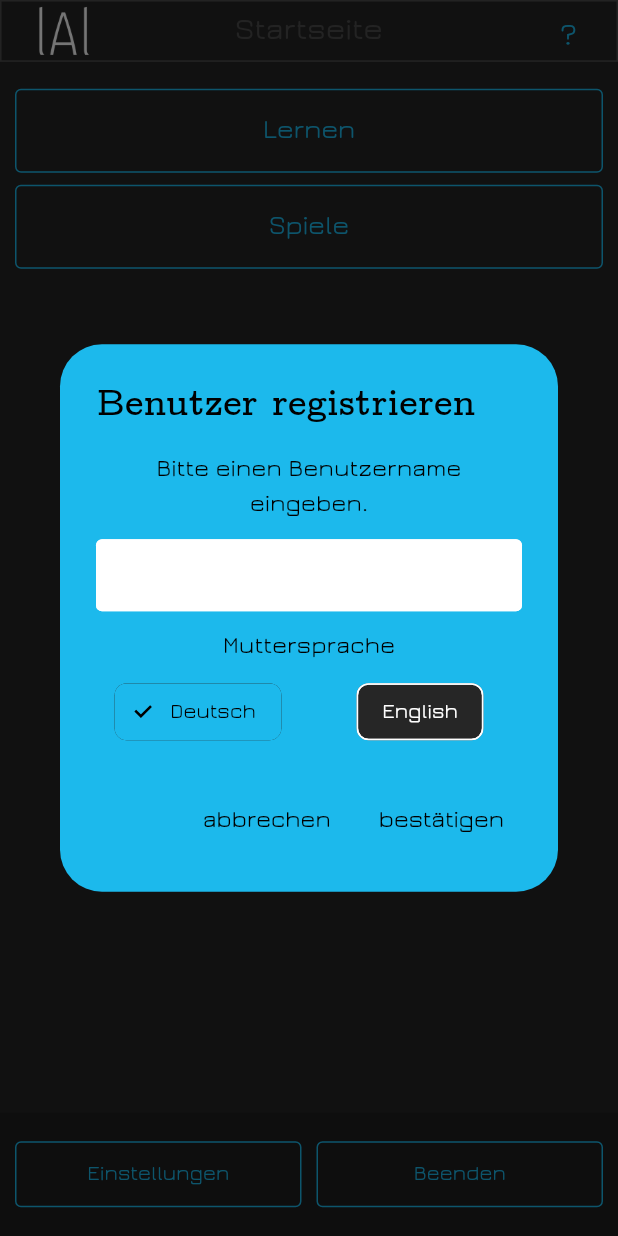
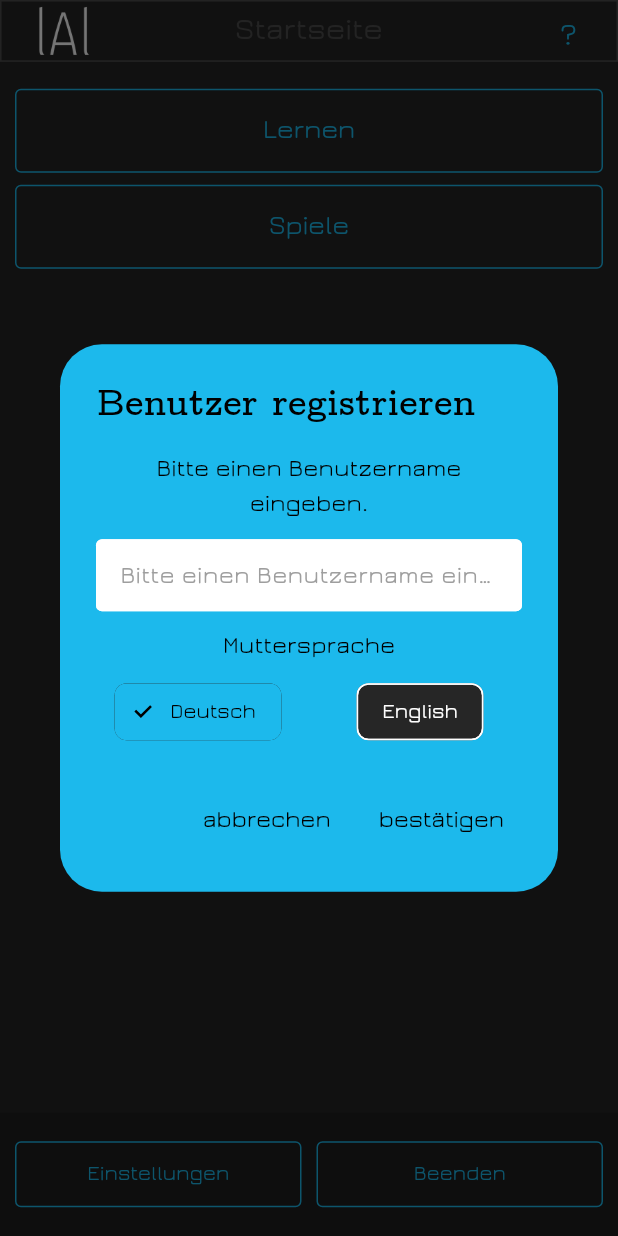
Before and after one commit to fl-tech-design/learn_A_language, a Flutter app: the screen it shows after launch, after a tap on an icon or button, on a phone screen of 412 x 824 dp. Run offline on Flutter 3.47's test engine with Material 3 defaults, Android fonts, the phone set to English and light mode, and no system bars; accounts and stored records are empty; statements that could not run were skipped.

Commit message:
v1.2.0: Fullscreen, eigenes Icon, GUI-Fixes (Buttons, Ladebalken, Version, Game-Layout)

```diff
--- a/lib/dialogs/create_user_dialog.dart
+++ b/lib/dialogs/create_user_dialog.dart
@@ -35,8 +35,10 @@
               const SizedBox(height: 12),
               TextField(
                 controller: nameCtrl,
+                style: const TextStyle(color: Colors.black, fontSize: 16),
                 decoration: InputDecoration(
                   hintText: hintText,
+                  hintStyle: const TextStyle(color: Colors.grey),
                   filled: true,
                   fillColor: Colors.white,
                   border: OutlineInputBorder(
--- a/lib/dialogs/delete_user_dialog.dart
+++ b/lib/dialogs/delete_user_dialog.dart
@@ -27,8 +27,10 @@
           const SizedBox(height: 12),
           TextField(
             controller: ctrl,
+            style: const TextStyle(color: Colors.black, fontSize: 16),
             decoration: InputDecoration(
               hintText: hintText,
+              hintStyle: const TextStyle(color: Colors.grey),
               filled: true,
               fillColor: Colors.white,
               border:
--- a/lib/dialogs/login_dialog.dart
+++ b/lib/dialogs/login_dialog.dart
@@ -39,7 +39,7 @@
                       onPressed: () => Navigator.of(ctx).pop(users[i]),
                       child: Text(users[i],
                           style: const TextStyle(
-                              color: AppTheme.colorPrimary, fontSize: 20)),
+                              color: Colors.black, fontSize: 20)),
                     ),
                   ),
                 ),
--- a/lib/main.dart
+++ b/lib/main.dart
@@ -1,4 +1,5 @@
 import 'package:flutter/material.dart';
+import 'package:flutter/services.dart';
 import 'package:provider/provider.dart';
 import 'managers/app_state.dart';
 import 'theme/app_theme.dart';
@@ -13,6 +14,9 @@
 
 void main() async {
   WidgetsFlutterBinding.ensureInitialized();
+
+  // Immersive Fullscreen – Statusleiste + Navigation ausblenden
+  await SystemChrome.setEnabledSystemUIMode(SystemUiMode.immersiveSticky);
 
   final appState = AppState();
   await appState.initialize();
--- a/lib/screens/game_screen.dart
+++ b/lib/screens/game_screen.dart
@@ -273,9 +273,9 @@
                             child: Text(question,
                                 textAlign: TextAlign.center,
                                 style: const TextStyle(fontSize: 30)))),
-                    // Answer grid 2x2
-                    SizedBox(
-                        height: 130,
+                    // Answer grid 2x2 – gleichmäßig verteilt
+                    Expanded(
+                        flex: 3,
                         child: Row(children: [
                           Expanded(
                               child: Column(children: [
--- a/lib/screens/loading_screen.dart
+++ b/lib/screens/loading_screen.dart
@@ -51,7 +51,7 @@
         children: [
           Image.asset('assets/images/spl_start.png', fit: BoxFit.fill),
           Positioned(
-            bottom: MediaQuery.of(context).size.height * 0.12,
+            bottom: MediaQuery.of(context).size.height * 0.18,
             left: 0,
             right: 0,
             child: Text(
@@ -67,7 +67,7 @@
             ),
           ),
           Positioned(
-            bottom: MediaQuery.of(context).size.height * 0.01,
+            bottom: MediaQuery.of(context).size.height * 0.06,
             left: MediaQuery.of(context).size.width * 0.125,
             right: MediaQuery.of(context).size.width * 0.125,
             child: LinearProgressIndicator(
@@ -78,6 +78,20 @@
               minHeight: 20,
             ),
           ),
+          Positioned(
+            bottom: MediaQuery.of(context).size.height * 0.02,
+            left: 0,
+            right: 0,
+            child: Text(
+              'v${AppTheme.versionNr}',
+              textAlign: TextAlign.center,
+              style: const TextStyle(
+                fontSize: 12,
+                color: Colors.white54,
+                fontFamily: 'Jura',
+              ),
+            ),
+          ),
         ],
       ),
     );
--- a/lib/screens/settings_screen.dart
+++ b/lib/screens/settings_screen.dart
@@ -131,7 +131,7 @@
                             padding: const EdgeInsets.only(right: 8),
                             child: ChoiceChip(
                                 label:
-                                    Text('$n ${at['words_$n'] ?? '$n Wörter'}'),
+                                    Text(at['words_$n'] ?? '$n Wörter'),
                                 selected: selected,
                                 onSelected: (_) => _setWordsPerSession(n)));
                       }).toList()),
--- a/lib/screens/start_screen.dart
+++ b/lib/screens/start_screen.dart
@@ -46,7 +46,7 @@
     final result = await showLoginDialog(
       context,
       appState.appData.registeredUser,
-      bt['u_login']?.toString() ?? 'Login',
+      bt['btn_change_user']?.toString() ?? 'Benutzer wechseln',
       bt['btn_add_user']?.toString() ?? '+ Neuer User',
       bt['chancel']?.toString() ?? 'abbrechen',
     );
--- a/lib/theme/app_theme.dart
+++ b/lib/theme/app_theme.dart
@@ -65,7 +65,7 @@
   static const double smallFontSize = 12.0;
 
   // App version
-  static const String versionNr = '0.1.0';
+  static const String versionNr = '1.2.0';
   static const String appTitle = 'learn A language';
 
   /// Platform-safe app exit (kills process on desktop, pops on mobile).
--- a/lib/widgets/app_widgets.dart
+++ b/lib/widgets/app_widgets.dart
@@ -75,10 +75,11 @@
 
   @override
   Widget build(BuildContext context) {
+    final bottomPadding = MediaQuery.of(context).padding.bottom;
     return Container(
-      height: MediaQuery.of(context).size.height * AppTheme.boxBottomHeight,
+      height: MediaQuery.of(context).size.height * AppTheme.boxBottomHeight + bottomPadding,
       color: const Color(0xFF1F1F1F),
-      padding: const EdgeInsets.symmetric(horizontal: 10, vertical: 4),
+      padding: EdgeInsets.only(left: 10, right: 10, top: 8, bottom: 8 + bottomPadding),
       child: Row(
         children: [
           Expanded(
@@ -88,7 +89,7 @@
                 foregroundColor: AppTheme.colorPrimary,
                 side: const BorderSide(color: AppTheme.colorPrimary),
               ),
-              child: Text(settingsText),
+              child: Text(settingsText, style: const TextStyle(color: AppTheme.colorPrimary)),
             ),
           ),
           const SizedBox(width: 10),
@@ -99,7 +100,7 @@
                 foregroundColor: AppTheme.colorPrimary,
                 side: const BorderSide(color: AppTheme.colorPrimary),
               ),
-              child: Text(exitText),
+              child: Text(exitText, style: const TextStyle(color: AppTheme.colorPrimary)),
             ),
           ),
         ],
--- a/pubspec.yaml
+++ b/pubspec.yaml
@@ -1,7 +1,7 @@
 name: learn_a_language
 description: A language learning app - Flutter migration from Kivy.
 publish_to: 'none'
-version: 0.1.0+1
+version: 1.2.0+2
 
 environment:
   sdk: '>=3.1.0 <4.0.0'
```
Also changed, not shown: 20 other files.
